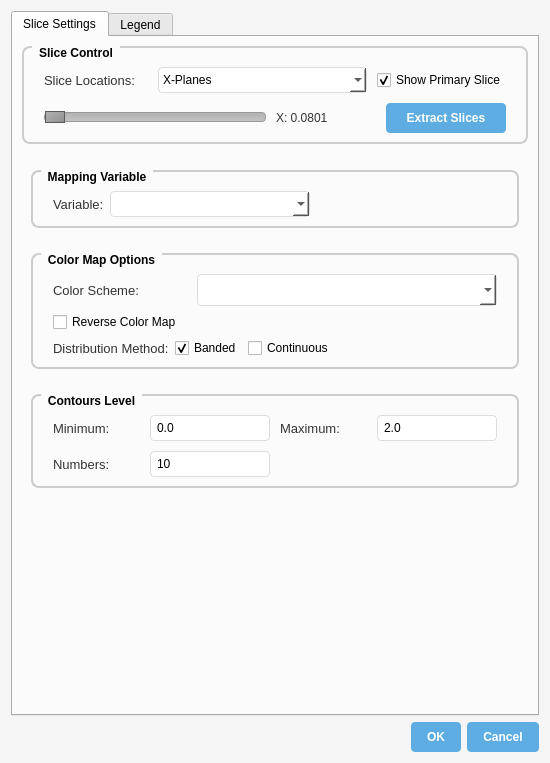
Qt form Post/CutplaneDialog.ui (shadeslide12/Ci_Gui) before a commit.
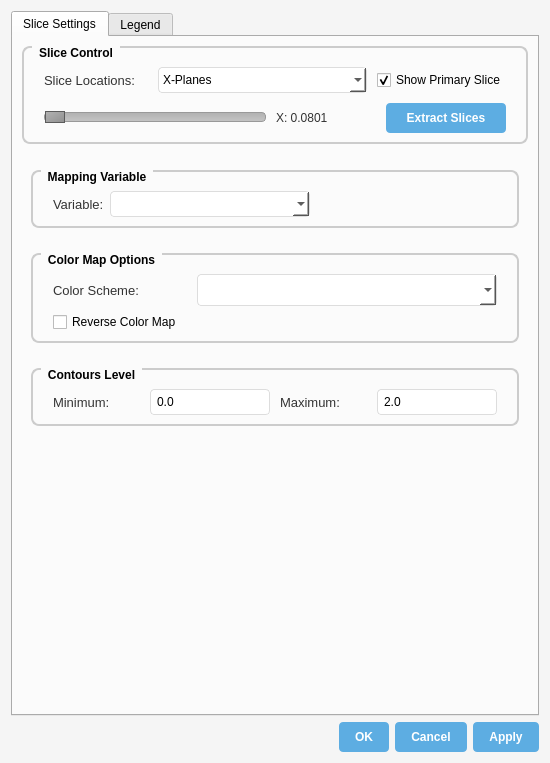
The same form after that commit.

```diff
--- a/Post/CutplaneDialog.ui
+++ b/Post/CutplaneDialog.ui
@@ -323,55 +323,6 @@
                </property>
               </widget>
              </item>
-             <item>
-              <layout class="QHBoxLayout" name="distributionLayout">
-               <item>
-                <widget class="QLabel" name="label_3">
-                 <property name="font">
-                  <font>
-                   <pointsize>10</pointsize>
-                  </font>
-                 </property>
-                 <property name="text">
-                  <string>Distribution Method:</string>
-                 </property>
-                </widget>
-               </item>
-               <item>
-                <widget class="QCheckBox" name="Check_Banded">
-                 <property name="text">
-                  <string>Banded</string>
-                 </property>
-                 <property name="checked">
-                  <bool>true</bool>
-                 </property>
-                </widget>
-               </item>
-               <item>
-                <widget class="QCheckBox" name="Check_Continuous">
-                 <property name="text">
-                  <string>Continuous</string>
-                 </property>
-                 <property name="checked">
-                  <bool>false</bool>
-                 </property>
-                </widget>
-               </item>
-               <item>
-                <spacer name="distributionSpacer">
-                 <property name="orientation">
-                  <enum>Qt::Orientation::Horizontal</enum>
-                 </property>
-                 <property name="sizeHint" stdset="0">
-                  <size>
-                   <width>40</width>
-                   <height>20</height>
-                  </size>
-                 </property>
-                </spacer>
-               </item>
-              </layout>
-             </item>
             </layout>
            </widget>
           </item>
@@ -449,63 +400,22 @@
                </property>
               </widget>
              </item>
-             <item row="1" column="0">
-              <widget class="QLabel" name="label_7">
-               <property name="font">
-                <font>
-                 <pointsize>10</pointsize>
-                </font>
-               </property>
-               <property name="text">
-                <string>Numbers:</string>
-               </property>
-              </widget>
-             </item>
-             <item row="1" column="1">
-              <widget class="QLineEdit" name="LnEdit_Numbers">
-               <property name="maximumSize">
-                <size>
-                 <width>120</width>
-                 <height>16777215</height>
-                </size>
-               </property>
-               <property name="text">
-                <string>10</string>
-               </property>
-              </widget>
-             </item>
-             <item row="1" column="2" colspan="2">
-              <spacer name="contoursSpacer">
-               <property name="orientation">
-                <enum>Qt::Orientation::Horizontal</enum>
-               </property>
-               <property name="sizeHint" stdset="0">
-                <size>
-                 <width>40</width>
-                 <height>20</height>
-                </size>
-               </property>
-              </spacer>
-             </item>
             </layout>
            </widget>
           </item>
+          <item>
+           <widget class="QWidget" name="Wi_Expan" native="true">
+            <property name="sizePolicy">
+             <sizepolicy hsizetype="Preferred" vsizetype="Expanding">
+              <horstretch>0</horstretch>
+              <verstretch>0</verstretch>
+             </sizepolicy>
+            </property>
+           </widget>
+          </item>
          </layout>
         </widget>
        </item>
-       <item>
-        <spacer name="sliceSettingsSpacer">
-         <property name="orientation">
-          <enum>Qt::Orientation::Vertical</enum>
-         </property>
-         <property name="sizeHint" stdset="0">
-          <size>
-           <width>20</width>
-           <height>80</height>
-          </size>
-         </property>
-        </spacer>
-       </item>
       </layout>
      </widget>
      <widget class="QWidget" name="legendTab">
@@ -896,7 +806,7 @@
       <enum>Qt::Orientation::Horizontal</enum>
      </property>
      <property name="standardButtons">
-      <set>QDialogButtonBox::StandardButton::Cancel|QDialogButtonBox::StandardButton::Ok</set>
+      <set>QDialogButtonBox::StandardButton::Apply|QDialogButtonBox::StandardButton::Cancel|QDialogButtonBox::StandardButton::Ok</set>
      </property>
     </widget>
    </item>
```
Left out of the diff: 49 changed lines with no effect on the pictures.
